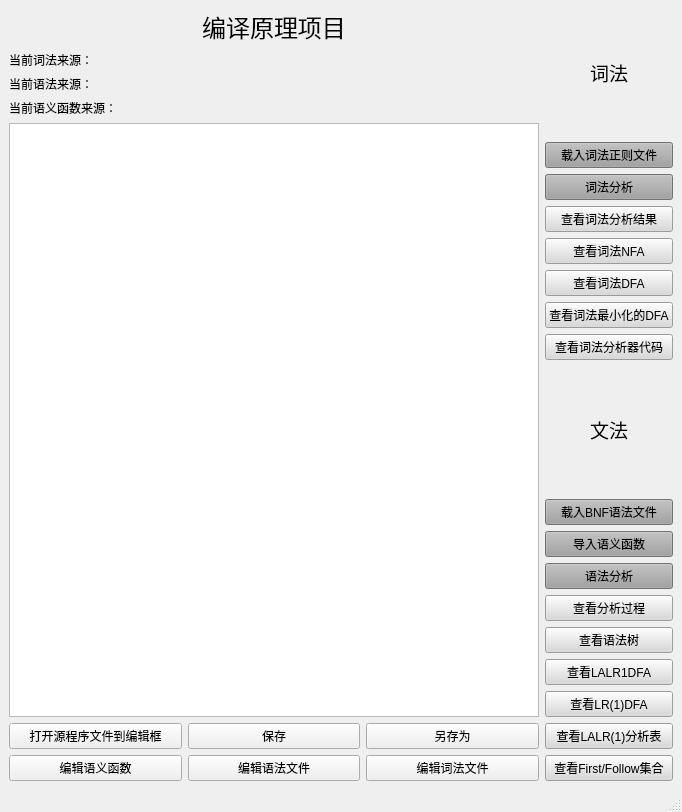
The window that project/grammarAnalyzer/gui/mainwindow.ui (King3212/Compiler-theory) describes before a commit, drawn with Qt 5.
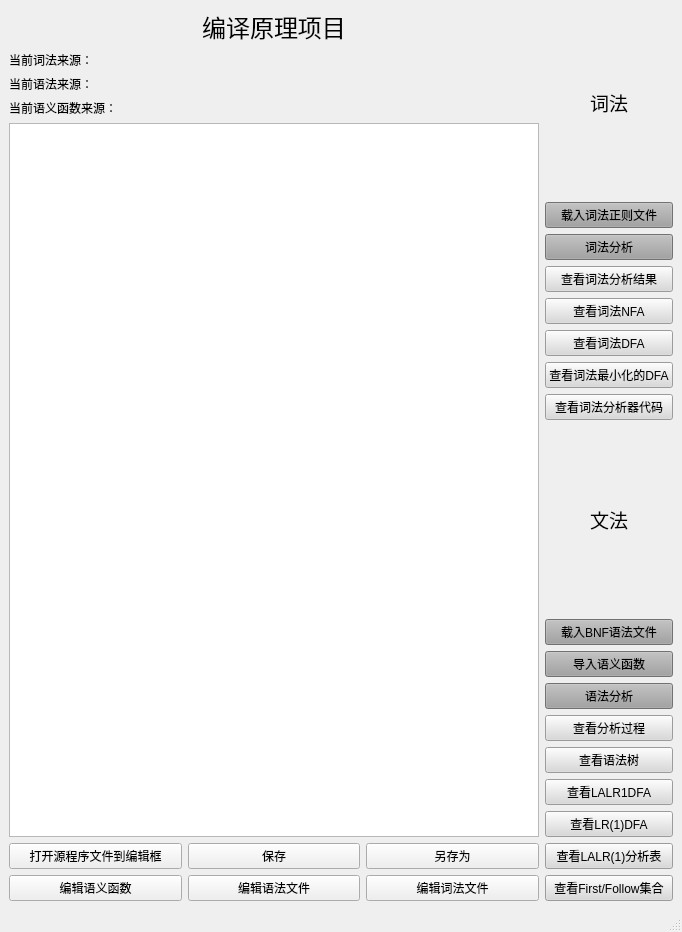
The same window after the commit.

What changed in the file:
```diff
--- a/project/grammarAnalyzer/gui/mainwindow.ui
+++ b/project/grammarAnalyzer/gui/mainwindow.ui
@@ -7,7 +7,7 @@
     <x>0</x>
     <y>0</y>
     <width>682</width>
-    <height>812</height>
+    <height>932</height>
    </rect>
   </property>
   <property name="windowTitle">
```
Left out of the diff: 4 changed lines with no effect on the pictures.
